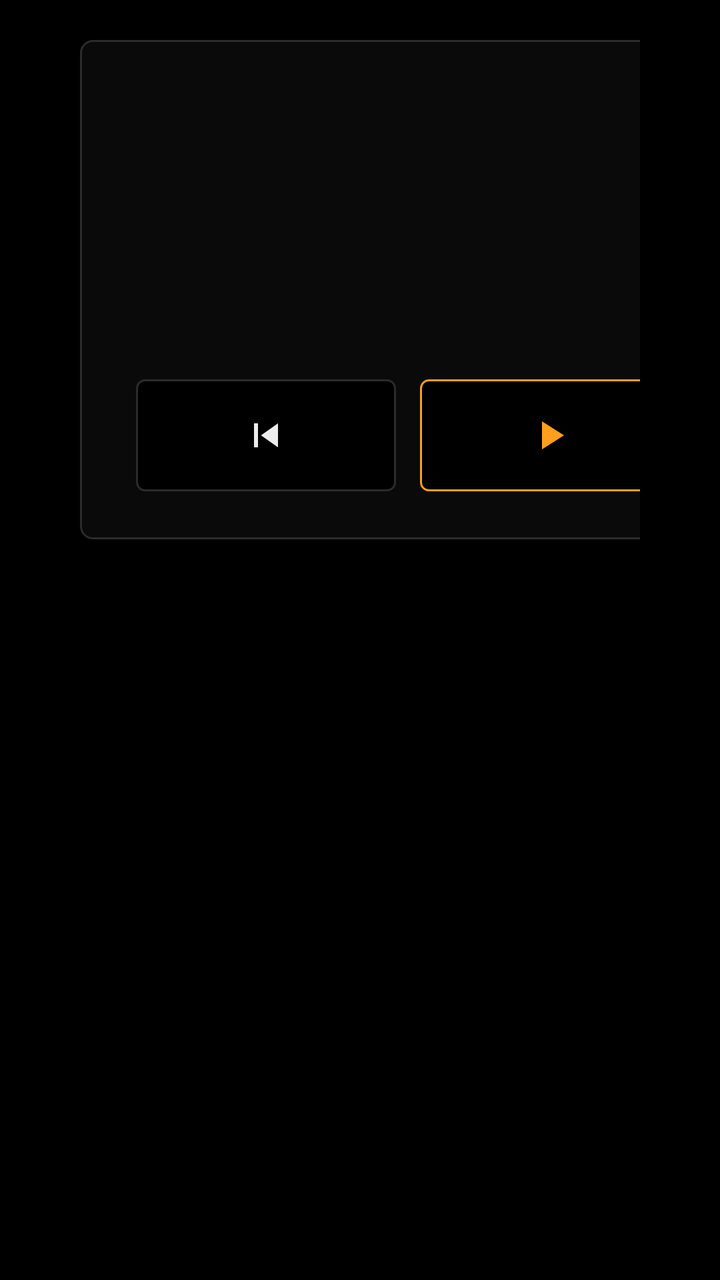
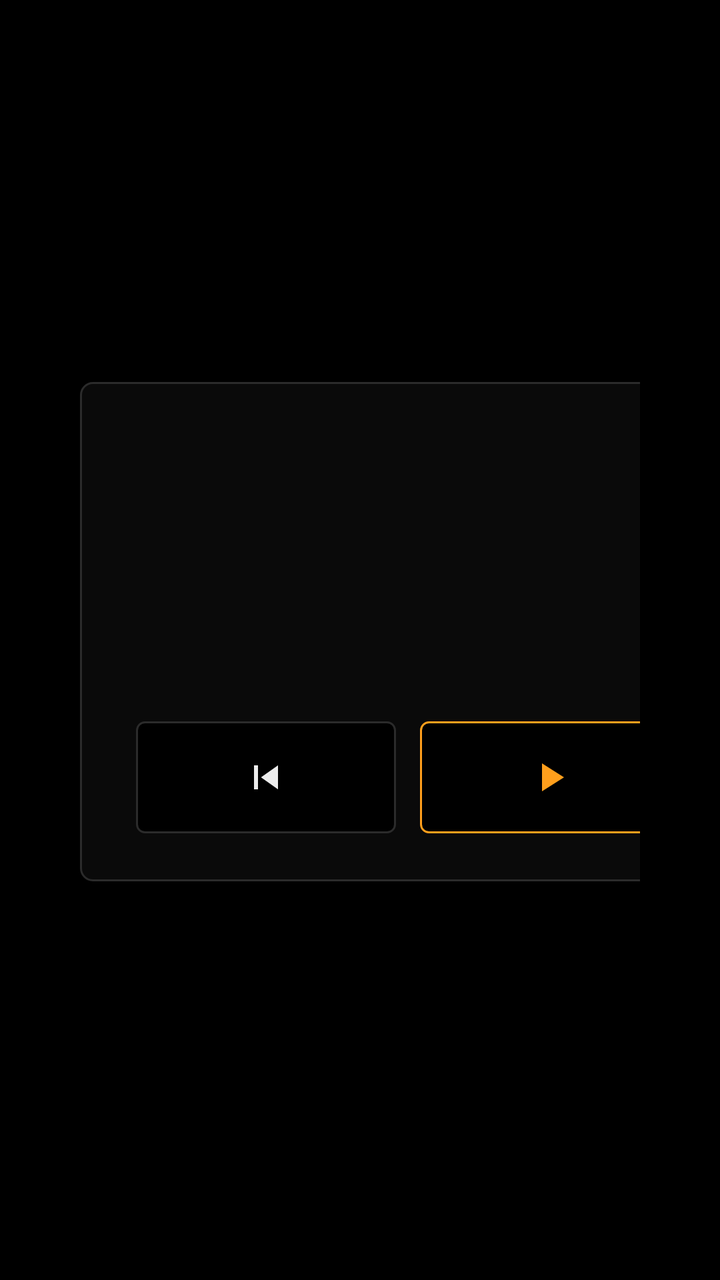

The first picture is an Android layout as it rendered before a commit; the second is the same layout after the commit. The layout source and the unified diff follow.
<!-- AndroidManifest.xml: application theme Theme.CleanDash -->
<!-- res/layout/home_instrument.xml -->
<?xml version="1.0" encoding="utf-8"?>
<LinearLayout xmlns:android="http://schemas.android.com/apk/res/android"
    android:layout_width="match_parent"
    android:layout_height="match_parent"
    android:background="@color/instrument_bg"
    android:fitsSystemWindows="true"
    android:orientation="vertical"
    android:paddingStart="34dp"
    android:paddingTop="20dp"
    android:paddingEnd="34dp"
    android:paddingBottom="28dp">

    <LinearLayout
        android:layout_width="match_parent"
        android:layout_height="wrap_content"
        android:layout_marginStart="6dp"
        android:layout_marginEnd="6dp"
        android:orientation="horizontal">

        <LinearLayout
            android:layout_width="0dp"
            android:layout_height="wrap_content"
            android:layout_weight="1"
            android:orientation="vertical">

            
            <LinearLayout
                android:id="@+id/clock"
                android:layout_width="wrap_content"
                android:layout_height="wrap_content"
                android:background="?android:attr/selectableItemBackground"
                android:orientation="vertical">

                <TextClock
                    android:layout_width="wrap_content"
                    android:layout_height="wrap_content"
                    android:layout_marginTop="-14dp"
                    android:fontFamily="@font/barlow_condensed_light"
                    android:format12Hour="h:mm"
                    android:format24Hour="HH:mm"
                    android:includeFontPadding="false"
                    android:letterSpacing="-0.01"
                    android:textColor="@color/instrument_text"
                    android:textSize="176sp" />

                <LinearLayout
                    android:layout_width="wrap_content"
                    android:layout_height="wrap_content"
                    android:gravity="center_vertical"
                    android:orientation="horizontal">

                    <TextClock
                        android:layout_width="wrap_content"
                        android:layout_height="wrap_content"
                        android:fontFamily="@font/barlow_condensed_medium"
                        android:format12Hour="EEE d MMM"
                        android:format24Hour="EEE d MMM"
                        android:letterSpacing="0.15"
                        android:textAllCaps="true"
                        android:textColor="@color/instrument_muted"
                        android:textSize="24sp" />

                    <View
                        android:layout_width="40dp"
                        android:layout_height="2dp"
                        android:layout_marginStart="16dp"
                        android:background="@drawable/instrument_bar" />
                </LinearLayout>
            </LinearLayout>

            <TextView
                android:id="@+id/set_home"
                android:layout_width="wrap_content"
                android:layout_height="44dp"
                android:layout_marginTop="20dp"
                android:background="@drawable/instrument_pill"
                android:fontFamily="@font/barlow_semibold"
                android:gravity="center"
                android:letterSpacing="0.15"
                android:paddingStart="20dp"
                android:paddingEnd="20dp"
                android:text="@string/set_home"
                android:textAllCaps="true"
                android:textColor="@color/instrument_accent"
                android:textSize="14sp"
                android:visibility="gone" />
        </LinearLayout>

        <LinearLayout
            android:id="@+id/media_card"
            android:layout_width="470dp"
            android:layout_height="wrap_content"
            android:background="@drawable/instrument_panel"
            android:foreground="?android:attr/selectableItemBackground"
            android:orientation="vertical"
            android:paddingStart="28dp"
            android:paddingTop="22dp"
            android:paddingEnd="28dp"
            android:paddingBottom="24dp">

            <LinearLayout
                android:layout_width="match_parent"
                android:layout_height="wrap_content"
                android:orientation="horizontal">

                <TextView
                    android:id="@+id/media_source"
                    style="@style/Instrument.Caption"
                    android:layout_width="0dp"
                    android:layout_weight="1"
                    android:ellipsize="end" />

                <TextView
                    android:id="@+id/media_state"
                    style="@style/Instrument.Caption"
                    android:layout_marginStart="16dp"
                    android:textColor="@color/instrument_accent" />
            </LinearLayout>

            <TextView
                android:id="@+id/media_title"
                android:layout_width="match_parent"
                android:layout_height="wrap_content"
                android:layout_marginTop="10dp"
                android:ellipsize="end"
                android:fontFamily="@font/barlow_condensed_regular"
                android:includeFontPadding="false"
                android:singleLine="true"
                android:textColor="@color/instrument_accent"
                android:textSize="60sp" />

            <TextView
                android:id="@+id/media_artist"
                android:layout_width="match_parent"
                android:layout_height="wrap_content"
                android:layout_marginTop="6dp"
                android:ellipsize="end"
                android:fontFamily="@font/barlow_medium"
                android:singleLine="true"
                android:textColor="@color/instrument_text"
                android:textSize="19sp" />

            <LinearLayout
                android:layout_width="match_parent"
                android:layout_height="wrap_content"
                android:layout_marginTop="18dp"
                android:orientation="horizontal">

                <ImageView
                    android:id="@+id/media_prev"
                    style="@style/Instrument.Button"
                    android:contentDescription="@string/media_prev"
                    android:src="@drawable/ic_skip_previous" />

                <ImageView
                    android:id="@+id/media_play"
                    style="@style/Instrument.Button"
                    android:layout_marginStart="12dp"
                    android:layout_marginEnd="12dp"
                    android:background="@drawable/instrument_button_accent"
                    android:contentDescription="@string/media_play"
                    android:src="@drawable/ic_play"
                    android:tint="@color/instrument_accent" />

                <ImageView
                    android:id="@+id/media_next"
                    style="@style/Instrument.Button"
                    android:contentDescription="@string/media_next"
                    android:src="@drawable/ic_skip_next" />
            </LinearLayout>
        </LinearLayout>
    </LinearLayout>

    <Space
        android:layout_width="match_parent"
        android:layout_height="0dp"
        android:layout_weight="1" />

    <LinearLayout
        android:layout_width="match_parent"
        android:layout_height="168dp"
        android:orientation="horizontal">

        <LinearLayout style="@style/Instrument.Tile" android:background="@drawable/instrument_tile_accent" android:tag="maps">
            <ImageView android:tag="icon" style="@style/Instrument.TileIcon" />
            <TextView android:tag="label" style="@style/Instrument.TileLabel" />
        </LinearLayout>

        <LinearLayout style="@style/Instrument.Tile" android:tag="carplay">
            <ImageView android:tag="icon" style="@style/Instrument.TileIcon" />
            <TextView android:tag="label" style="@style/Instrument.TileLabel" />
        </LinearLayout>

        <LinearLayout style="@style/Instrument.Tile" android:tag="radio">
            <ImageView android:tag="icon" style="@style/Instrument.TileIcon" />
            <TextView android:tag="label" style="@style/Instrument.TileLabel" />
        </LinearLayout>

        <LinearLayout style="@style/Instrument.Tile" android:tag="music">
            <ImageView android:tag="icon" style="@style/Instrument.TileIcon" />
            <TextView android:tag="label" style="@style/Instrument.TileLabel" />
        </LinearLayout>

        <LinearLayout style="@style/Instrument.Tile" android:tag="bluetooth">
            <ImageView android:tag="icon" style="@style/Instrument.TileIcon" />
            <TextView android:tag="label" style="@style/Instrument.TileLabel" />
        </LinearLayout>

        <LinearLayout style="@style/Instrument.Tile" android:tag="eq">
            <ImageView android:tag="icon" style="@style/Instrument.TileIcon" />
            <TextView android:tag="label" style="@style/Instrument.TileLabel" />
        </LinearLayout>

        <LinearLayout style="@style/Instrument.Tile" android:tag="settings">
            <ImageView android:tag="icon" style="@style/Instrument.TileIcon" />
            <TextView android:tag="label" style="@style/Instrument.TileLabel" />
        </LinearLayout>

        <LinearLayout style="@style/Instrument.Tile" android:tag="apps">
            <ImageView android:tag="icon" style="@style/Instrument.TileIcon" />
            <TextView android:tag="label" style="@style/Instrument.TileLabel" />
        </LinearLayout>
    </LinearLayout>
</LinearLayout>
<!-- resources referenced by this layout -->
<resources>
  <color name="instrument_accent">#FF9F1C</color>
  <color name="instrument_bg">#000000</color>
  <color name="instrument_muted">#A3A3A3</color>
  <color name="instrument_text">#EDEDED</color>
  <!-- drawable ic_play (drawable) -->
  <?xml version="1.0" encoding="utf-8"?>
  <vector xmlns:android="http://schemas.android.com/apk/res/android"
      android:width="24dp"
      android:height="24dp"
      android:viewportWidth="24"
      android:viewportHeight="24">
      <path
          android:fillColor="#FFFFFFFF"
          android:pathData="M8,5v14l11,-7z" />
  </vector>
  <!-- drawable ic_skip_next (drawable) -->
  <?xml version="1.0" encoding="utf-8"?>
  <vector xmlns:android="http://schemas.android.com/apk/res/android"
      android:width="24dp"
      android:height="24dp"
      android:viewportWidth="24"
      android:viewportHeight="24">
      <path
          android:fillColor="#FFFFFFFF"
          android:pathData="M6,18l8.5,-6L6,6v12zM16,6v12h2V6h-2z" />
  </vector>
  <!-- drawable ic_skip_previous (drawable) -->
  <?xml version="1.0" encoding="utf-8"?>
  <vector xmlns:android="http://schemas.android.com/apk/res/android"
      android:width="24dp"
      android:height="24dp"
      android:viewportWidth="24"
      android:viewportHeight="24">
      <path
          android:fillColor="#FFFFFFFF"
          android:pathData="M6,6h2v12H6zM9.5,12l8.5,6V6z" />
  </vector>
  <!-- drawable instrument_bar (drawable) -->
  <?xml version="1.0" encoding="utf-8"?>
  <shape xmlns:android="http://schemas.android.com/apk/res/android" android:shape="rectangle"><solid android:color="@color/instrument_accent" /></shape>
  <!-- drawable instrument_panel (drawable) -->
  <?xml version="1.0" encoding="utf-8"?>
  <shape xmlns:android="http://schemas.android.com/apk/res/android" android:shape="rectangle"><solid android:color="@color/instrument_panel" /><stroke android:width="1dp" android:color="@color/instrument_line" /><corners android:radius="6dp" /></shape>
  <!-- drawable instrument_pill (drawable) -->
  <?xml version="1.0" encoding="utf-8"?>
  <ripple xmlns:android="http://schemas.android.com/apk/res/android" android:color="#22FFFFFF">
      <item><shape android:shape="rectangle"><stroke android:width="1dp" android:color="@color/instrument_accent" /><corners android:radius="4dp" /></shape></item>
  </ripple>
  <string name="media_next">Next</string>
  <string name="media_play">Play or pause</string>
  <string name="media_prev">Previous</string>
  <string name="set_home">Set as Home</string>
  <style name="Instrument.Button">
          <item name="android:layout_width">0dp</item>
          <item name="android:layout_height">56dp</item>
          <item name="android:layout_weight">1</item>
          <item name="android:padding">16dp</item>
          <item name="android:background">@drawable/instrument_button</item>
          <item name="android:tint">@color/instrument_text</item>
      </style>
  <style name="Instrument.TileIcon">
          <item name="android:layout_width">40dp</item>
          <item name="android:layout_height">40dp</item>
          <item name="android:importantForAccessibility">no</item>
          <item name="android:tint">@color/instrument_text</item>
      </style>
  <color name="instrument_panel">#0A0A0A</color>
  <color name="instrument_line">#2B2B2B</color>
  <color name="instrument_tile">#0D0D0D</color>
  <!-- drawable instrument_tile (drawable) -->
  <?xml version="1.0" encoding="utf-8"?>
  <ripple xmlns:android="http://schemas.android.com/apk/res/android" android:color="#22FFFFFF">
      <item><shape android:shape="rectangle"><solid android:color="@color/instrument_tile" /><stroke android:width="1dp" android:color="@color/instrument_line" /><corners android:radius="4dp" /></shape></item>
  </ripple>
  <color name="background">#0E1116</color>
  <color name="accent">#4FC3F7</color>
  <color name="text">#F2F4F7</color>
  <color name="text_muted">#8A93A0</color>
  <style name="Theme.CleanDash.Dialog" parent="android:Theme.Material.Dialog.Alert">
          <item name="android:colorAccent">@color/accent</item>
      </style>
  <!-- unchanged entries left out for length: 7 -->
</resources>

<!-- the commit's change to res/layout/home_instrument.xml (unified diff, before → after) -->
@@ -10,11 +10,18 @@
     android:paddingEnd="34dp"
     android:paddingBottom="28dp">
 
+    
+    <Space
+        android:layout_width="match_parent"
+        android:layout_height="0dp"
+        android:layout_weight="1" />
+
     <LinearLayout
         android:layout_width="match_parent"
         android:layout_height="wrap_content"
         android:layout_marginStart="6dp"
         android:layout_marginEnd="6dp"
+        android:gravity="center_vertical"
         android:orientation="horizontal">
 
         <LinearLayout
